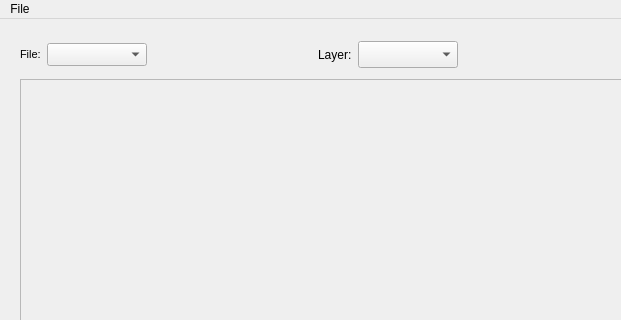
Qt form mainwindow.ui (DariaGal/Pyramid) before a commit; both pictures show x 0 to 621 and y 0 to 320 of the 782 by 643 pixel window.
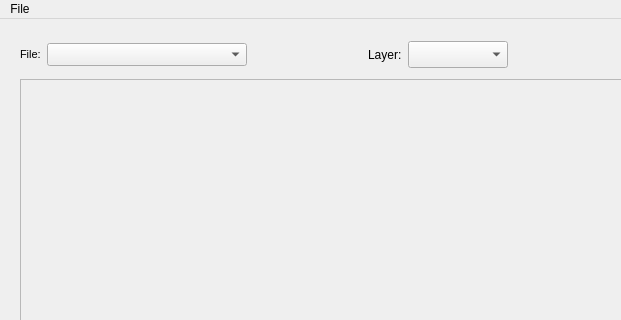
The same form after that commit.

Commit message: Add switching between files

```diff
--- a/mainwindow.ui
+++ b/mainwindow.ui
@@ -40,7 +40,7 @@
       <widget class="QComboBox" name="comboBoxFile">
        <property name="minimumSize">
         <size>
-         <width>100</width>
+         <width>200</width>
          <height>0</height>
         </size>
        </property>
```
The commit also changes 2 other files.
